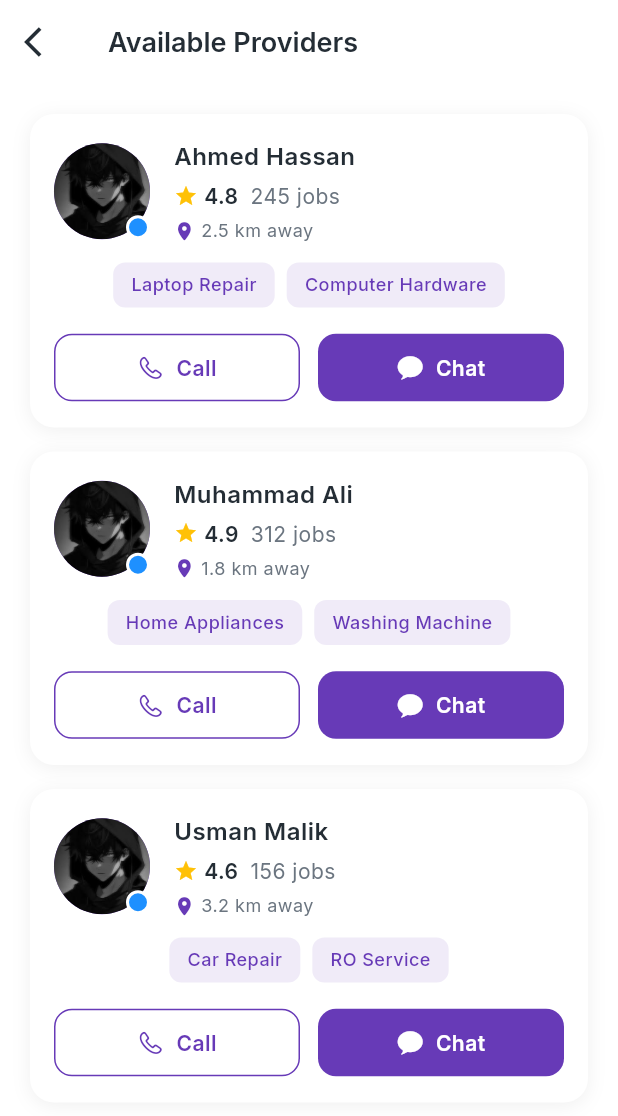
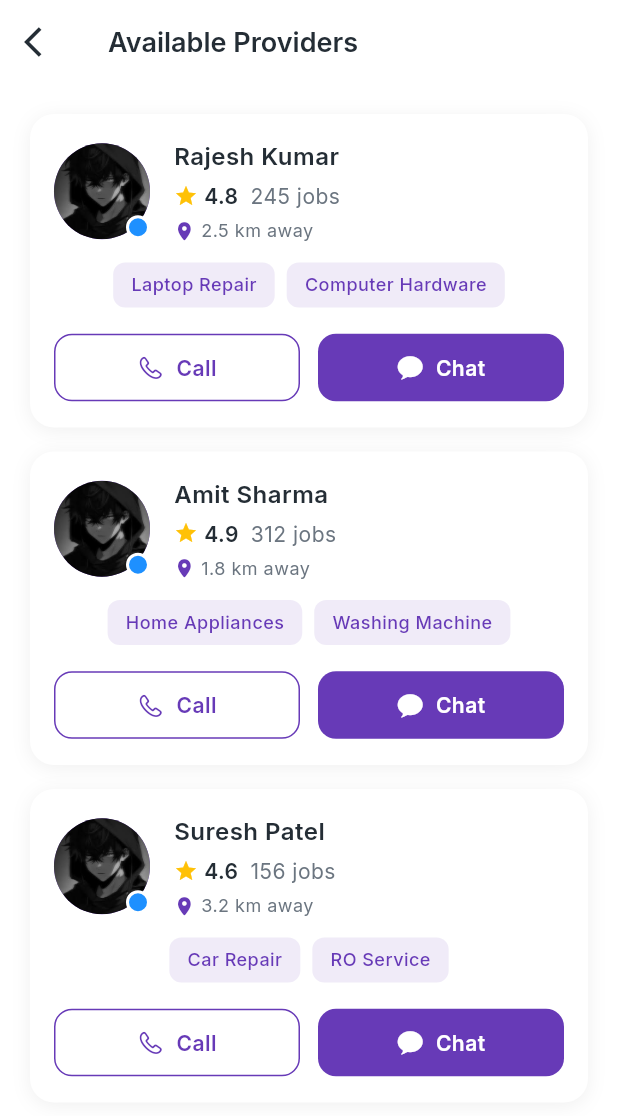
Before and after one commit to FahadQasim283/repairkaro, a Flutter app: the ServiceProvidersScreen screen opened by its route, on a phone screen of 412 x 824 dp. Shown: the top 1116 px of the screen. Run offline on Flutter 3.47's test engine with Material 3 defaults, Android fonts, the phone set to English and light mode, and no system bars; our stand-ins replace carousel_slider, go_router, google_fonts; network calls fail.

Commit message:
feat: Update service provider details and user profile information

```diff
--- a/lib/data/dummy_data.dart
+++ b/lib/data/dummy_data.dart
@@ -184,9 +184,9 @@ class DummyData {
   static final List<ServiceProvider> serviceProviders = [
     ServiceProvider(
       id: '1',
-      name: 'Ahmed Hassan',
-      phoneNumber: '+92 300 1234567',
-      email: 'ahmed.hassan@repairkro.com',
+      name: 'Rajesh Kumar',
+      phoneNumber: '+91 98765 43210',
+      email: 'rajesh.kumar@repairkro.com',
       profileImage: 'assets/images/profile.jpg',
       rating: 4.8,
       completedJobs: 245,
@@ -196,9 +196,9 @@ class DummyData {
     ),
     ServiceProvider(
       id: '2',
-      name: 'Muhammad Ali',
-      phoneNumber: '+92 300 2345678',
-      email: 'muhammad.ali@repairkro.com',
+      name: 'Amit Sharma',
+      phoneNumber: '+91 98765 54321',
+      email: 'amit.sharma@repairkro.com',
       profileImage: 'assets/images/profile.jpg',
       rating: 4.9,
       completedJobs: 312,
@@ -208,9 +208,9 @@ class DummyData {
     ),
     ServiceProvider(
       id: '3',
-      name: 'Bilal Khan',
-      phoneNumber: '+92 300 3456789',
-      email: 'bilal.khan@repairkro.com',
+      name: 'Vikram Singh',
+      phoneNumber: '+91 98765 65432',
+      email: 'vikram.singh@repairkro.com',
       profileImage: 'assets/images/profile.jpg',
       rating: 4.7,
       completedJobs: 189,
@@ -219,9 +219,9 @@ class DummyData {
     ),
     ServiceProvider(
       id: '4',
-      name: 'Usman Malik',
-      phoneNumber: '+92 300 4567890',
-      email: 'usman.malik@repairkro.com',
+      name: 'Suresh Patel',
+      phoneNumber: '+91 98765 76543',
+      email: 'suresh.patel@repairkro.com',
       profileImage: 'assets/images/profile.jpg',
       rating: 4.6,
       completedJobs: 156,
@@ -240,7 +240,7 @@ class DummyData {
       serviceImage: 'assets/images/service.jpg',
       bookingDate: DateTime.now().add(const Duration(days: 2)),
       timeSlot: '10:00 AM - 2:00 PM',
-      address: 'House 45, F-7 Islamabad',
+      address: 'Flat 45, Sector 18, Noida',
       notes: 'Laptop screen has dead pixels',
       price: 3500,
       status: BookingStatus.pending,
@@ -253,13 +253,13 @@ class DummyData {
       serviceImage: 'assets/images/service1.jpg',
       bookingDate: DateTime.now().add(const Duration(days: 1)),
       timeSlot: '9:00 AM - 12:00 PM',
-      address: 'Apartment 12B, Gulberg, Lahore',
+      address: 'Apartment 12B, Bandra West, Mumbai',
       notes: 'Not draining water properly',
       price: 499,
       status: BookingStatus.approved,
       createdAt: DateTime.now().subtract(const Duration(days: 1)),
       serviceProviderId: '1',
-      serviceProviderName: 'Ahmed Hassan',
+      serviceProviderName: 'Rajesh Kumar',
     ),
     Booking(
       id: '3',
@@ -268,13 +268,13 @@ class DummyData {
       serviceImage: 'assets/images/service1.jpg',
       bookingDate: DateTime.now().subtract(const Duration(days: 5)),
       timeSlot: '2:00 PM - 4:00 PM',
-      address: 'Office 301, Bahria Town, Lahore',
+      address: 'Office 301, Connaught Place, Delhi',
       notes: '6 camera installation needed',
       price: 8999,
       status: BookingStatus.completed,
       createdAt: DateTime.now().subtract(const Duration(days: 7)),
       serviceProviderId: '2',
-      serviceProviderName: 'Muhammad Ali',
+      serviceProviderName: 'Amit Sharma',
     ),
     Booking(
       id: '4',
@@ -283,7 +283,7 @@ class DummyData {
       serviceImage: 'assets/images/service.jpg',
       bookingDate: DateTime.now().add(const Duration(days: 3)),
       timeSlot: '11:00 AM - 2:00 PM',
-      address: 'House 23, DHA Phase 6, Karachi',
+      address: 'House 23, Koramangala, Bangalore',
       notes: 'Car AC not cooling properly',
       price: 1200,
       status: BookingStatus.pending,
@@ -296,7 +296,7 @@ class DummyData {
     ChatMessage(
       id: '1',
       senderId: 'provider_1',
-      senderName: 'Ahmed Hassan',
+      senderName: 'Rajesh Kumar',
       message: 'Hello! I will be arriving in 10 minutes.',
       timestamp: DateTime.now().subtract(const Duration(minutes: 15)),
       isMe: false,
@@ -312,7 +312,7 @@ class DummyData {
     ChatMessage(
       id: '3',
       senderId: 'provider_1',
-      senderName: 'Ahmed Hassan',
+      senderName: 'Rajesh Kumar',
       message: 'Sure, will do. Do you have any specific instructions?',
       timestamp: DateTime.now().subtract(const Duration(minutes: 13)),
       isMe: false,
@@ -328,7 +328,7 @@ class DummyData {
     ChatMessage(
       id: '5',
       senderId: 'provider_1',
-      senderName: 'Ahmed Hassan',
+      senderName: 'Rajesh Kumar',
       message: 'Understood. I have all the necessary equipment with me.',
       timestamp: DateTime.now().subtract(const Duration(minutes: 10)),
       isMe: false,
@@ -338,14 +338,14 @@ class DummyData {
   // User Profile
   static final UserProfile userProfile = UserProfile(
     id: 'user_1',
-    name: 'John Doe',
-    email: 'john.doe@example.com',
-    phoneNumber: '+92 300 9876543',
+    name: 'Rahul Sharma',
+    email: 'rahul.sharma@example.com',
+    phoneNumber: '+91 98765 98765',
     profileImage: 'assets/images/profile.jpg',
     savedAddresses: [
-      'Office 301, Bahria Town, Lahore',
-      'House 45, F-7 Islamabad',
-      'Apartment 12B, Gulberg, Lahore',
+      'Office 301, Connaught Place, Delhi',
+      'Flat 45, Sector 18, Noida',
+      'Apartment 12B, Bandra West, Mumbai',
     ],
   );
 
```
